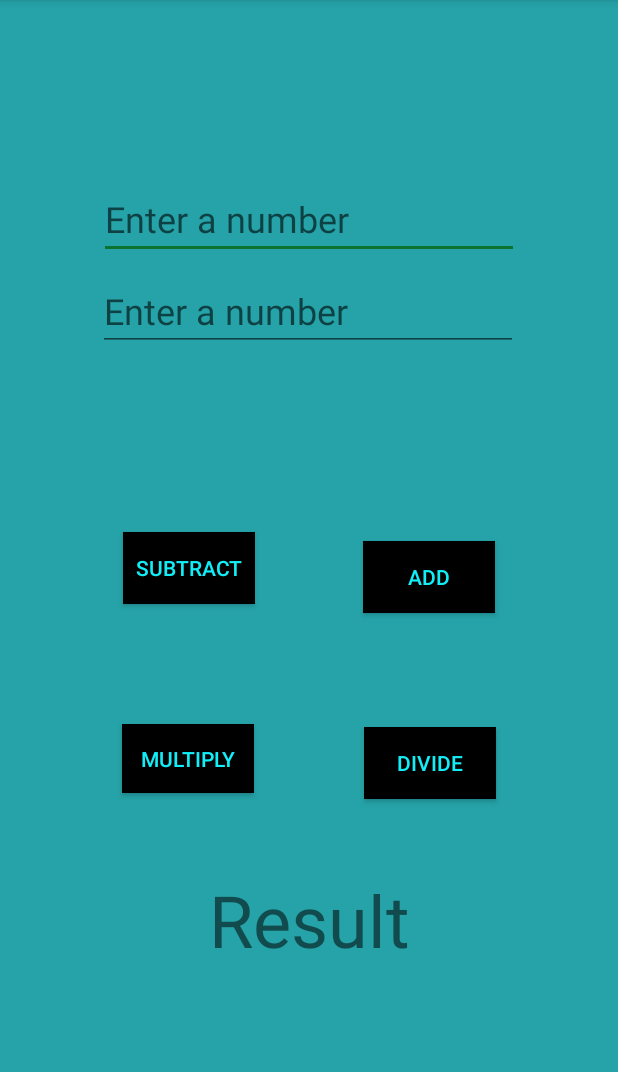
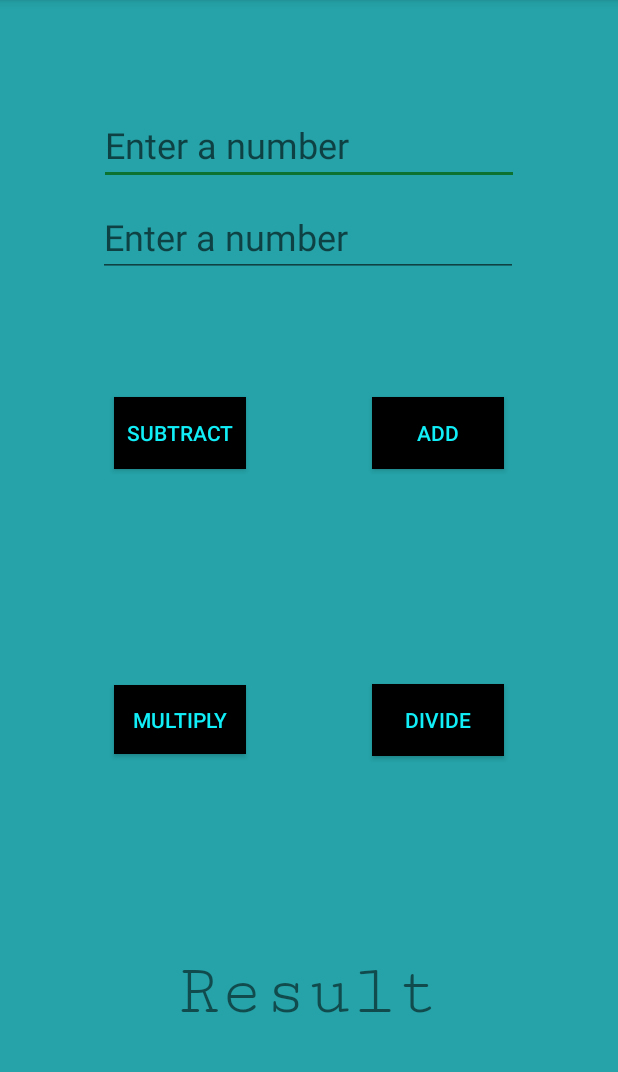
Before and after one commit to pointblank1123/AndroidStudio, an Android app: the screen it shows after launch (MainActivity), on a phone screen of 412 x 824 dp, the part 84-1156 px from its top. Run offline under Robolectric (Android 15) with nearby library versions, the phone set to English and light mode, and no system bars.

Commit message:
Full Function Calc

```diff
--- a/AlexPFirstAppAddition/app/src/main/res/layout/activity_main.xml
+++ b/AlexPFirstAppAddition/app/src/main/res/layout/activity_main.xml
@@ -13,7 +13,7 @@
         android:layout_height="wrap_content"
         android:layout_marginStart="8dp"
         android:layout_marginLeft="8dp"
-        android:layout_marginTop="119dp"
+        android:layout_marginTop="70dp"
         android:layout_marginEnd="8dp"
         android:layout_marginRight="8dp"
         android:layout_marginBottom="8dp"
@@ -53,61 +53,66 @@
         android:layout_marginTop="160dp"
         android:layout_marginEnd="8dp"
         android:layout_marginRight="8dp"
-        android:layout_marginBottom="118dp"
+        android:layout_marginBottom="80dp"
         android:text="Result"
         android:textSize="48sp"
+        app:fontFamily="serif-monospace"
         app:layout_constraintBottom_toBottomOf="parent"
         app:layout_constraintEnd_toEndOf="parent"
+        app:layout_constraintHorizontal_bias="0.498"
         app:layout_constraintStart_toStartOf="parent"
         app:layout_constraintTop_toBottomOf="@+id/secondNumEditText"
-        app:layout_constraintVertical_bias="0.975" />
+        app:layout_constraintVertical_bias="1.0" />
 
     <Button
         android:id="@+id/subBtn"
         android:layout_width="88dp"
-        android:layout_height="wrap_content"
+        android:layout_height="48dp"
         android:layout_marginStart="84dp"
         android:layout_marginLeft="84dp"
-        android:layout_marginTop="79dp"
+        android:layout_marginTop="80dp"
         android:layout_marginEnd="64dp"
         android:layout_marginRight="64dp"
-        android:layout_marginBottom="106dp"
+        android:layout_marginBottom="80dp"
         android:background="@android:color/background_dark"
         android:text="Subtract"
+        android:textAllCaps="true"
         android:textColor="@color/colorText"
-        app:layout_constraintBottom_toTopOf="@+id/resultTextView"
+        app:layout_constraintBottom_toTopOf="@+id/multBtn"
         app:layout_constraintEnd_toStartOf="@+id/addBtn"
         app:layout_constraintStart_toStartOf="parent"
         app:layout_constraintTop_toBottomOf="@+id/secondNumEditText"
-        app:layout_constraintVertical_bias="0.367" />
+        app:layout_constraintVertical_bias="0.0" />
 
     <Button
         android:id="@+id/addBtn"
         android:layout_width="88dp"
-        android:layout_height="wrap_content"
-        android:layout_marginStart="8dp"
-        android:layout_marginLeft="8dp"
-        android:layout_marginTop="79dp"
+        android:layout_height="48dp"
+        android:layout_marginStart="20dp"
+        android:layout_marginLeft="20dp"
+        android:layout_marginTop="80dp"
         android:layout_marginEnd="84dp"
         android:layout_marginRight="84dp"
-        android:layout_marginBottom="130dp"
+        android:layout_marginBottom="80dp"
         android:background="@android:color/background_dark"
         android:text="Add"
         android:textColor="@color/colorText"
-        app:layout_constraintBottom_toTopOf="@+id/resultTextView"
+        app:layout_constraintBottom_toTopOf="@+id/divBtn"
         app:layout_constraintEnd_toEndOf="parent"
         app:layout_constraintHorizontal_bias="0.949"
         app:layout_constraintStart_toEndOf="@+id/subBtn"
         app:layout_constraintTop_toBottomOf="@+id/secondNumEditText"
-        app:layout_constraintVertical_bias="0.527" />
+        app:layout_constraintVertical_bias="0.0" />
 
     <Button
         android:id="@+id/multBtn"
         android:layout_width="88dp"
         android:layout_height="46dp"
-        android:layout_marginStart="8dp"
-        android:layout_marginLeft="8dp"
-        android:layout_marginTop="68dp"
+        android:layout_marginStart="84dp"
+        android:layout_marginLeft="84dp"
+        android:layout_marginTop="180dp"
+        android:layout_marginEnd="64dp"
+        android:layout_marginRight="64dp"
         android:layout_marginBottom="40dp"
         android:background="@android:color/background_dark"
         android:text="Multiply"
@@ -115,15 +120,17 @@
         app:layout_constraintBottom_toTopOf="@+id/resultTextView"
         app:layout_constraintEnd_toStartOf="@+id/divBtn"
         app:layout_constraintStart_toStartOf="parent"
-        app:layout_constraintTop_toBottomOf="@+id/subBtn" />
+        app:layout_constraintTop_toBottomOf="@+id/secondNumEditText" />
 
     <Button
         android:id="@+id/divBtn"
-        android:layout_width="wrap_content"
-        android:layout_height="wrap_content"
-        android:layout_marginTop="68dp"
-        android:layout_marginEnd="8dp"
-        android:layout_marginRight="8dp"
+        android:layout_width="88dp"
+        android:layout_height="48dp"
+        android:layout_marginStart="20dp"
+        android:layout_marginLeft="20dp"
+        android:layout_marginTop="180dp"
+        android:layout_marginEnd="84dp"
+        android:layout_marginRight="84dp"
         android:layout_marginBottom="40dp"
         android:background="@android:color/background_dark"
         android:text="Divide"
@@ -131,5 +138,5 @@
         app:layout_constraintBottom_toTopOf="@+id/resultTextView"
         app:layout_constraintEnd_toEndOf="parent"
         app:layout_constraintStart_toEndOf="@+id/multBtn"
-        app:layout_constraintTop_toBottomOf="@+id/addBtn" />
+        app:layout_constraintTop_toBottomOf="@+id/secondNumEditText" />
 </android.support.constraint.ConstraintLayout>
--- a/AlexPFirstAppAddition/app/src/main/res/values/colors.xml
+++ b/AlexPFirstAppAddition/app/src/main/res/values/colors.xml
@@ -4,5 +4,5 @@
     <color name="colorPrimaryDark">#257ac4</color>
     <color name="colorAccent">#0c7230</color>
     <color name="colorBackground">#25a3a8</color>
-    <color name="colorText">#11eef7</color>
+    <color name="colorText">#11EEF7</color>
 </resources>
```
